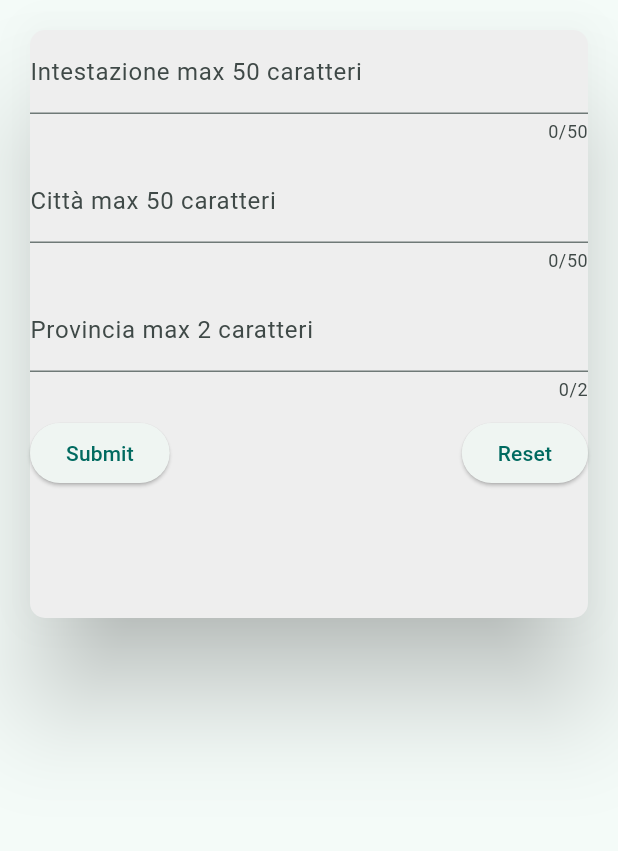
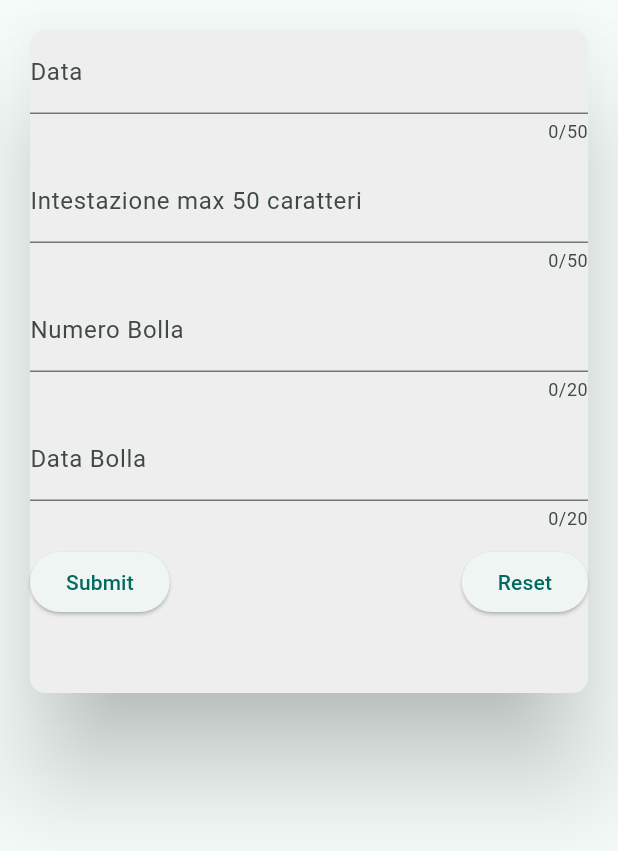
Before and after one commit to Ricky1966/mobileoffice3, a Flutter app: the AddBolle screen opened directly, after a tap on "Submit", on a phone screen of 412 x 824 dp. Shown: the top 851 px of the screen. Run offline on Flutter 3.47's test engine with Material 3 defaults, Android fonts, the light colour scheme and no system bars; drawn by our look-alikes of flutter_form_builder; our stand-ins replace curved_labeled_navigation_bar, flutter_riverpod, get, permission_handler.

Commit message:
sistemati i form tranne le date sull'aggiunta delle bolle

```diff
--- a/lib/pages/bolle/addbolle.dart
+++ b/lib/pages/bolle/addbolle.dart
@@ -3,12 +3,13 @@
 import 'package:flutter/material.dart';
 import 'package:flutter_form_builder/flutter_form_builder.dart';
 import 'package:get/get.dart';
-import 'package:mobileoffice3/providers/customerscontroller.dart';
+import 'package:mobileoffice3/providers/bollecontroller.dart';
 
 // ignore: must_be_immutable
 class AddBolle extends StatelessWidget {
   AddBolle({super.key});
-  Customerscontroller scriviFileController = Get.find<Customerscontroller>();
+
+  BolleController addBolleController = Get.find<BolleController>();
 
   final GlobalKey<FormBuilderState> _formKey = GlobalKey<FormBuilderState>();
   @override
@@ -17,7 +18,7 @@ class AddBolle extends StatelessWidget {
       body: Padding(
         padding: EdgeInsets.all(16.0),
         child: SizedBox(
-          height: 400,
+          height: 450,
           width: MediaQuery.of(context).size.width,
           child: Card(
             elevation: 30,
@@ -30,44 +31,47 @@ class AddBolle extends StatelessWidget {
               child: Column(
                 children: [
                   FormBuilderTextField(
-                    name: 'Intestazione',
-                    decoration: const InputDecoration(
-                      labelText: 'Intestazione max 50 caratteri',
-                    ),
+                    name: 'Data Odierna',
+                    decoration: const InputDecoration(labelText: 'Data'),
                     maxLength: 50,
                   ),
                   const SizedBox(height: 10),
                   FormBuilderTextField(
                     maxLength: 50,
-                    name: 'Città',
+                    name: 'Intestazione',
                     decoration: const InputDecoration(
-                      labelText: 'Città max 50 caratteri',
+                      labelText: 'Intestazione max 50 caratteri',
                     ),
                   ),
                   const SizedBox(height: 10),
                   FormBuilderTextField(
-                    maxLength: 2,
-                    name: 'Provincia',
+                    maxLength: 20,
+                    name: 'Numero Bolla',
                     decoration: const InputDecoration(
-                      labelText: 'Provincia max 2 caratteri',
+                      labelText: 'Numero Bolla',
                     ),
                   ),
                   const SizedBox(height: 10),
-
+                  FormBuilderTextField(
+                    maxLength: 20,
+                    name: 'Data Bolla',
+                    decoration: const InputDecoration(labelText: 'Data Bolla'),
+                  ),
+                  const SizedBox(height: 10),
                   Row(
                     mainAxisAlignment: MainAxisAlignment.spaceBetween,
                     children: [
                       ElevatedButton(
                         onPressed: () {
                           if (_formKey.currentState!.saveAndValidate()) {
-                            scriviFileController.customerController =
+                            addBolleController.intestazioneController =
                                 _formKey
                                     .currentState!
                                     .fields['Intestazione']!
                                     .value;
-                            scriviFileController.cityController =
+                            addBolleController.numBollaController =
                                 _formKey.currentState!.fields['Città']!.value;
-                            scriviFileController.shireController =
+                            addBolleController.dateBollaController =
                                 _formKey
                                     .currentState!
                                     .fields['Provincia']!
@@ -75,7 +79,7 @@ class AddBolle extends StatelessWidget {
                             print(
                               _formKey.currentState!.value.entries.toList(),
                             );
-                            scriviFileController.writeFile();
+                            addBolleController.writeFile();
                           }
                         },
                         child: const Text('Submit'),
--- a/lib/pages/scrivifile.dart
+++ b/lib/pages/scrivifile.dart
@@ -4,7 +4,7 @@ import 'package:mobileoffice3/providers/customerscontroller.dart';
 
 //ignore: must_be_immutable
 class ScriviFile extends StatelessWidget {
-  Customerscontroller scriviFileController = Get.find<Customerscontroller>();
+  ClientiController scriviFileController = Get.find<ClientiController>();
   ScriviFile({super.key});
   DateTime selectedDate = DateTime.now();
   TextEditingController dateCtl = TextEditingController();
--- a/lib/providers/appbinding.dart
+++ b/lib/providers/appbinding.dart
@@ -5,7 +5,7 @@ import 'package:mobileoffice3/providers/customerscontroller.dart';
 class AppBindings implements Bindings {
   @override
   void dependencies() {
-    Get.lazyPut(() => Customerscontroller());
-    Get.lazyPut(() => Bollecontroller());
+    Get.lazyPut(() => ClientiController());
+    Get.lazyPut(() => BolleController());
   }
 }
```
Also changed, not shown: lib/pages/clienti/addcustomers.dart (+7 -7 lines), lib/providers/bollecontroller.dart (+12 -12 lines), lib/providers/customerscontroller.dart (+9 -10 lines).
